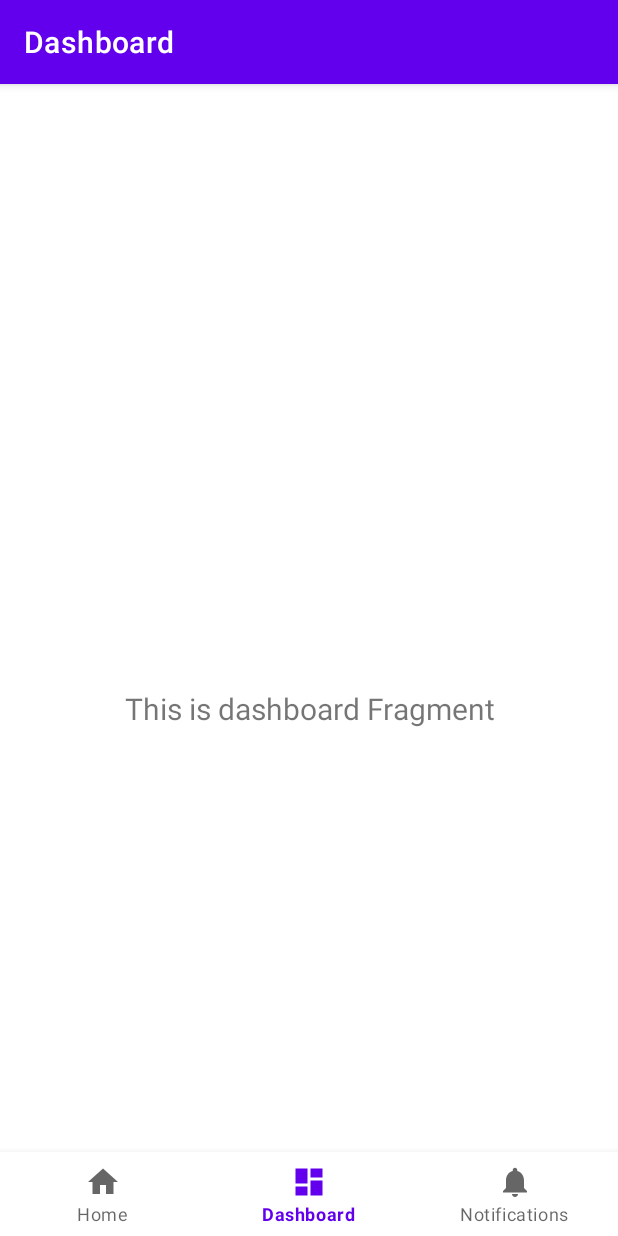
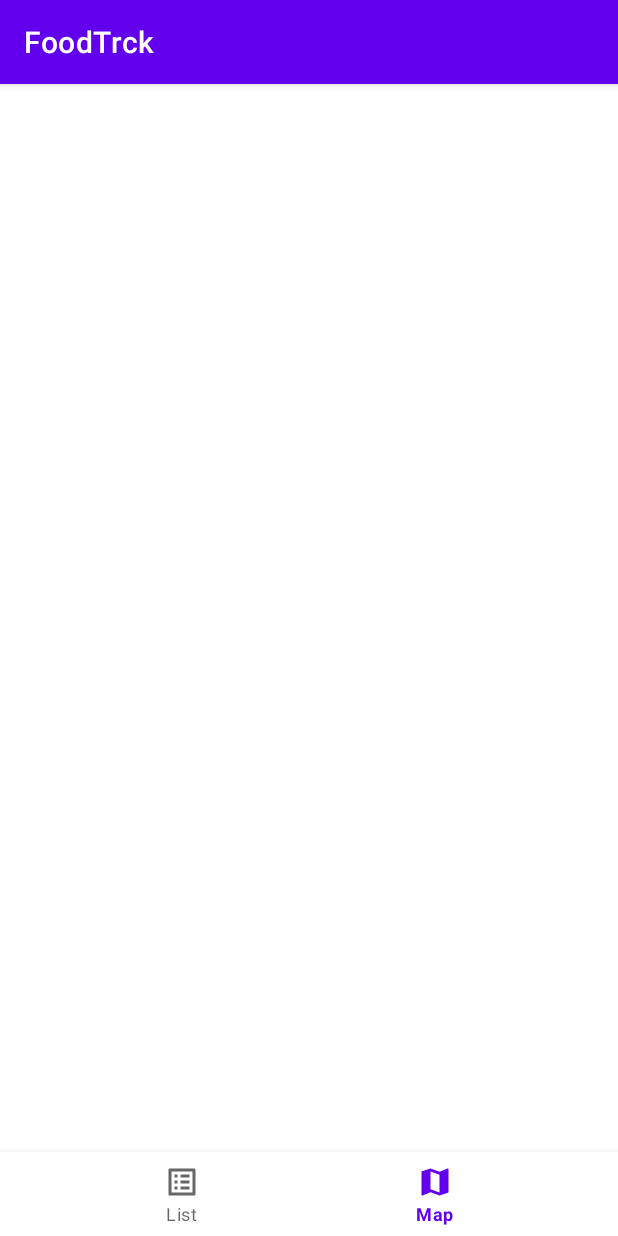
Before and after one commit to ArturoKuang/FoodTrck, an Android app: the screen it shows after launch (MainActivity), item 2 of the bottom bar chosen, on a phone screen of 412 x 824 dp. Run offline under Robolectric (Android 15) with nearby library versions, the phone set to English and light mode, and no system bars; our stand-ins replace navigation-ui.

Commit message:
created base activity for bottom nav bar

```diff
--- /dev/null
+++ b/app/src/main/java/com/example/foodtrck/BaseActivity.kt
@@ -0,0 +1,39 @@
+package com.example.foodtrck
+
+import android.os.Bundle
+import android.util.Log
+import android.view.View
+import androidx.appcompat.app.AppCompatActivity
+import com.google.android.material.bottomnavigation.BottomNavigationView
+
+private const val TAG = "BaseActivity"
+
+abstract class BaseActivity: AppCompatActivity() {
+
+    open lateinit var navigationView: BottomNavigationView
+
+    override fun onCreate(savedInstanceState: Bundle?) {
+        super.onCreate(savedInstanceState)
+        setContentView(getLayoutId())
+
+        navigationView = findViewById(R.id.nav_view)
+        navigationView.apply {
+            setOnNavigationItemReselectedListener { menuItem ->
+                when (menuItem.itemId) {
+                    R.id.navigation_FoodTruckList -> Log.d(TAG, "list")
+                    R.id.navigation_map -> Log.d(TAG, "map")
+                }
+            }
+        }
+    }
+
+    // Remove inter-activity transition to avoid screen tossing on tapping bottom navigation items
+    override fun onPause() {
+        super.onPause()
+        overridePendingTransition(0, 0)
+    }
+
+    abstract fun getLayoutId(): Int
+
+    abstract fun getBottomNavigationMenuItemId(): Int
+}
--- a/app/src/main/java/com/example/foodtrck/MainActivity.kt
+++ b/app/src/main/java/com/example/foodtrck/MainActivity.kt
@@ -3,24 +3,27 @@ package com.example.foodtrck
 import android.os.Bundle
 import com.google.android.material.bottomnavigation.BottomNavigationView
 import androidx.appcompat.app.AppCompatActivity
-import androidx.navigation.findNavController
 import androidx.navigation.ui.AppBarConfiguration
-import androidx.navigation.ui.setupActionBarWithNavController
-import androidx.navigation.ui.setupWithNavController
 
-class MainActivity : AppCompatActivity() {
+class MainActivity : BaseActivity() {
 
     override fun onCreate(savedInstanceState: Bundle?) {
         super.onCreate(savedInstanceState)
-        setContentView(R.layout.activity_main)
-        val navView: BottomNavigationView = findViewById(R.id.nav_view)
+//        setContentView(R.layout.activity_main)
+//        val navView: BottomNavigationView = findViewById(R.id.nav_view)
+//
+//
+//        // Passing each menu ID as a set of Ids because each
+//        // menu should be considered as top level destinations.
+//        val appBarConfiguration = AppBarConfiguration(setOf(
+//                R.id.navigation_FoodTruckList, R.id.navigation_map))
+    }
 
-        val navController = findNavController(R.id.nav_host_fragment)
-        // Passing each menu ID as a set of Ids because each
-        // menu should be considered as top level destinations.
-        val appBarConfiguration = AppBarConfiguration(setOf(
-                R.id.navigation_home, R.id.navigation_dashboard, R.id.navigation_notifications))
-        setupActionBarWithNavController(navController, appBarConfiguration)
-        navView.setupWithNavController(navController)
+    override fun getLayoutId(): Int {
+        return R.layout.activity_main
+    }
+
+    override fun getBottomNavigationMenuItemId(): Int {
+        return R.id.navigation_FoodTruckList
     }
 }
--- a/app/src/main/java/com/example/foodtrck/ui/dashboard/DashboardFragment.kt
+++ /dev/null
@@ -1,31 +0,0 @@
-package com.example.foodtrck.ui.dashboard
-
-import android.os.Bundle
-import android.view.LayoutInflater
-import android.view.View
-import android.view.ViewGroup
-import android.widget.TextView
-import androidx.fragment.app.Fragment
-import androidx.lifecycle.Observer
-import androidx.lifecycle.ViewModelProvider
-import com.example.foodtrck.R
-
-class DashboardFragment : Fragment() {
-
-    private lateinit var dashboardViewModel: DashboardViewModel
-
-    override fun onCreateView(
-            inflater: LayoutInflater,
-            container: ViewGroup?,
-            savedInstanceState: Bundle?
-    ): View? {
-        dashboardViewModel =
-                ViewModelProvider(this).get(DashboardViewModel::class.java)
-        val root = inflater.inflate(R.layout.fragment_dashboard, container, false)
-        val textView: TextView = root.findViewById(R.id.text_dashboard)
-        dashboardViewModel.text.observe(viewLifecycleOwner, Observer {
-            textView.text = it
-        })
-        return root
-    }
-}
--- a/app/src/main/java/com/example/foodtrck/ui/dashboard/DashboardViewModel.kt
+++ /dev/null
@@ -1,13 +0,0 @@
-package com.example.foodtrck.ui.dashboard
-
-import androidx.lifecycle.LiveData
-import androidx.lifecycle.MutableLiveData
-import androidx.lifecycle.ViewModel
-
-class DashboardViewModel : ViewModel() {
-
-    private val _text = MutableLiveData<String>().apply {
-        value = "This is dashboard Fragment"
-    }
-    val text: LiveData<String> = _text
-}
--- a/app/src/main/java/com/example/foodtrck/ui/home/HomeFragment.kt
+++ /dev/null
@@ -1,31 +0,0 @@
-package com.example.foodtrck.ui.home
-
-import android.os.Bundle
-import android.view.LayoutInflater
-import android.view.View
-import android.view.ViewGroup
-import android.widget.TextView
-import androidx.fragment.app.Fragment
-import androidx.lifecycle.Observer
-import androidx.lifecycle.ViewModelProvider
-import com.example.foodtrck.R
-
-class HomeFragment : Fragment() {
-
-    private lateinit var homeViewModel: HomeViewModel
-
-    override fun onCreateView(
-            inflater: LayoutInflater,
-            container: ViewGroup?,
-            savedInstanceState: Bundle?
-    ): View? {
-        homeViewModel =
-                ViewModelProvider(this).get(HomeViewModel::class.java)
-        val root = inflater.inflate(R.layout.fragment_home, container, false)
-        val textView: TextView = root.findViewById(R.id.text_home)
-        homeViewModel.text.observe(viewLifecycleOwner, Observer {
-            textView.text = it
-        })
-        return root
-    }
-}
--- a/app/src/main/java/com/example/foodtrck/ui/home/HomeViewModel.kt
+++ /dev/null
@@ -1,13 +0,0 @@
-package com.example.foodtrck.ui.home
-
-import androidx.lifecycle.LiveData
-import androidx.lifecycle.MutableLiveData
-import androidx.lifecycle.ViewModel
-
-class HomeViewModel : ViewModel() {
-
-    private val _text = MutableLiveData<String>().apply {
-        value = "This is home Fragment"
-    }
-    val text: LiveData<String> = _text
-}
--- a/app/src/main/res/drawable/ic_dashboard_black_24dp.xml
+++ /dev/null
@@ -1,9 +0,0 @@
-<vector xmlns:android="http://schemas.android.com/apk/res/android"
-    android:width="24dp"
-    android:height="24dp"
-    android:viewportWidth="24.0"
-    android:viewportHeight="24.0">
-    <path
-        android:fillColor="#FF000000"
-        android:pathData="M3,13h8L11,3L3,3v10zM3,21h8v-6L3,15v6zM13,21h8L21,11h-8v10zM13,3v6h8L21,3h-8z" />
-</vector>
--- a/app/src/main/res/drawable/ic_home_black_24dp.xml
+++ /dev/null
@@ -1,9 +0,0 @@
-<vector xmlns:android="http://schemas.android.com/apk/res/android"
-    android:width="24dp"
-    android:height="24dp"
-    android:viewportWidth="24.0"
-    android:viewportHeight="24.0">
-    <path
-        android:fillColor="#FF000000"
-        android:pathData="M10,20v-6h4v6h5v-8h3L12,3 2,12h3v8z" />
-</vector>
--- a/app/src/main/res/drawable/ic_notifications_black_24dp.xml
+++ /dev/null
@@ -1,9 +0,0 @@
-<vector xmlns:android="http://schemas.android.com/apk/res/android"
-    android:width="24dp"
-    android:height="24dp"
-    android:viewportWidth="24.0"
-    android:viewportHeight="24.0">
-    <path
-        android:fillColor="#FF000000"
-        android:pathData="M12,22c1.1,0 2,-0.9 2,-2h-4c0,1.1 0.89,2 2,2zM18,16v-5c0,-3.07 -1.64,-5.64 -4.5,-6.32L13.5,4c0,-0.83 -0.67,-1.5 -1.5,-1.5s-1.5,0.67 -1.5,1.5v0.68C7.63,5.36 6,7.92 6,11v5l-2,2v1h16v-1l-2,-2z" />
-</vector>
--- a/app/src/main/res/layout/activity_main.xml
+++ b/app/src/main/res/layout/activity_main.xml
@@ -18,16 +18,4 @@
         app:layout_constraintRight_toRightOf="parent"
         app:menu="@menu/bottom_nav_menu" />
 
-    <fragment
-        android:id="@+id/nav_host_fragment"
-        android:name="androidx.navigation.fragment.NavHostFragment"
-        android:layout_width="match_parent"
-        android:layout_height="match_parent"
-        app:defaultNavHost="true"
-        app:layout_constraintBottom_toTopOf="@id/nav_view"
-        app:layout_constraintLeft_toLeftOf="parent"
-        app:layout_constraintRight_toRightOf="parent"
-        app:layout_constraintTop_toTopOf="parent"
-        app:navGraph="@navigation/mobile_navigation" />
-
 </androidx.constraintlayout.widget.ConstraintLayout>
--- a/app/src/main/res/layout/fragment_dashboard.xml
+++ /dev/null
@@ -1,22 +0,0 @@
-<?xml version="1.0" encoding="utf-8"?>
-<androidx.constraintlayout.widget.ConstraintLayout xmlns:android="http://schemas.android.com/apk/res/android"
-    xmlns:app="http://schemas.android.com/apk/res-auto"
-    xmlns:tools="http://schemas.android.com/tools"
-    android:layout_width="match_parent"
-    android:layout_height="match_parent"
-    tools:context=".ui.dashboard.DashboardFragment">
-
-    <TextView
-        android:id="@+id/text_dashboard"
-        android:layout_width="match_parent"
-        android:layout_height="wrap_content"
-        android:layout_marginStart="8dp"
-        android:layout_marginTop="8dp"
-        android:layout_marginEnd="8dp"
-        android:textAlignment="center"
-        android:textSize="20sp"
-        app:layout_constraintBottom_toBottomOf="parent"
-        app:layout_constraintEnd_toEndOf="parent"
-        app:layout_constraintStart_toStartOf="parent"
-        app:layout_constraintTop_toTopOf="parent" />
-</androidx.constraintlayout.widget.ConstraintLayout>
--- a/app/src/main/res/menu/bottom_nav_menu.xml
+++ b/app/src/main/res/menu/bottom_nav_menu.xml
@@ -2,18 +2,13 @@
 <menu xmlns:android="http://schemas.android.com/apk/res/android">
 
     <item
-        android:id="@+id/navigation_home"
-        android:icon="@drawable/ic_home_black_24dp"
-        android:title="@string/title_home" />
+        android:id="@+id/navigation_FoodTruckList"
+        android:icon="@drawable/ic_baseline_list_alt_24"
+        android:title="@string/title_FoodTruckNav" />
 
     <item
-        android:id="@+id/navigation_dashboard"
-        android:icon="@drawable/ic_dashboard_black_24dp"
-        android:title="@string/title_dashboard" />
-
-    <item
-        android:id="@+id/navigation_notifications"
-        android:icon="@drawable/ic_notifications_black_24dp"
-        android:title="@string/title_notifications" />
+        android:id="@+id/navigation_map"
+        android:icon="@drawable/ic_baseline_map_24"
+        android:title="@string/title_MapNav" />
 
 </menu>
--- a/app/src/main/res/navigation/mobile_navigation.xml
+++ /dev/null
@@ -1,25 +0,0 @@
-<?xml version="1.0" encoding="utf-8"?>
-<navigation xmlns:android="http://schemas.android.com/apk/res/android"
-    xmlns:app="http://schemas.android.com/apk/res-auto"
-    xmlns:tools="http://schemas.android.com/tools"
-    android:id="@+id/mobile_navigation"
-    app:startDestination="@+id/navigation_home">
-
-    <fragment
-        android:id="@+id/navigation_home"
-        android:name="com.example.foodtrck.ui.home.HomeFragment"
-        android:label="@string/title_home"
-        tools:layout="@layout/fragment_home" />
-
-    <fragment
-        android:id="@+id/navigation_dashboard"
-        android:name="com.example.foodtrck.ui.dashboard.DashboardFragment"
-        android:label="@string/title_dashboard"
-        tools:layout="@layout/fragment_dashboard" />
-
-    <fragment
-        android:id="@+id/navigation_notifications"
-        android:name="com.example.foodtrck.ui.notifications.NotificationsFragment"
-        android:label="@string/title_notifications"
-        tools:layout="@layout/fragment_notifications" />
-</navigation>
--- a/app/src/main/res/values/strings.xml
+++ b/app/src/main/res/values/strings.xml
@@ -1,6 +1,5 @@
 <resources>
     <string name="app_name">FoodTrck</string>
-    <string name="title_home">Home</string>
-    <string name="title_dashboard">Dashboard</string>
-    <string name="title_notifications">Notifications</string>
+    <string name="title_FoodTruckNav">List</string>
+    <string name="title_MapNav">Map</string>
 </resources>
```
Also changed, not shown: app/src/main/java/com/example/foodtrck/ui/notifications/NotificationsFragment.kt (deleted, +0 -31 lines), app/src/main/java/com/example/foodtrck/ui/notifications/NotificationsViewModel.kt (deleted, +0 -13 lines), app/src/main/res/layout/fragment_home.xml (deleted, +0 -22 lines), app/src/main/res/layout/fragment_notifications.xml (deleted, +0 -22 lines).
